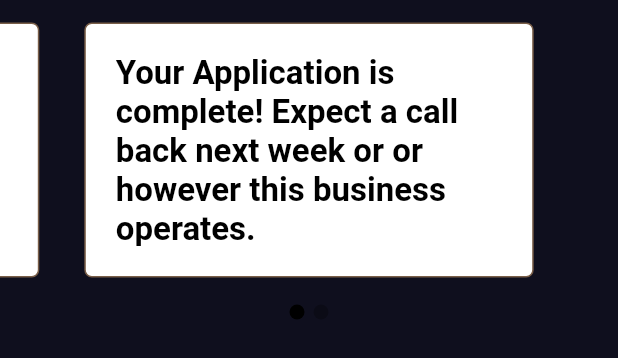
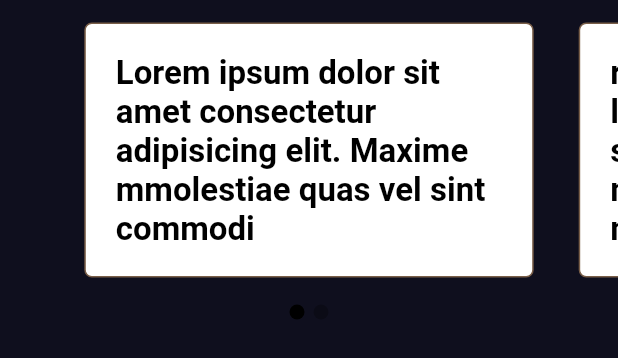
Before and after one commit to AlulaLeak/client-financing-application, a Flutter app: the PictureSlider widget shown alone on an empty page, opened directly, on a phone screen of 412 x 824 dp. Shown: the top 358 px of the screen. Run offline on Flutter 3.47's test engine with Material 2 defaults, Android fonts, the phone set to English and light mode, and no system bars; our stand-ins replace cloud_firestore, file_picker, firebase_auth, firebase_core, firebase_storage; missing offline and left inert: flutterfire_ui; accounts and stored records are empty; network calls fail; statements that could not run were skipped.

Commit message:
switched initial position of sliding cards

```diff
--- a/lib/scripts/scripts_homepage.dart
+++ b/lib/scripts/scripts_homepage.dart
@@ -1,19 +1,19 @@
 import 'package:flutter/material.dart';
 
 slider(images, pagePosition, active) {
-  double margin = active ? 10 : 20;
-
   return Container(
     padding: const EdgeInsets.all(20),
     margin: const EdgeInsets.all(15.0),
     decoration: BoxDecoration(
-      border: Border.all(color: Color.fromARGB(255, 121, 94, 72)),
+      border: Border.all(color: const Color.fromARGB(255, 121, 94, 72)),
       borderRadius: const BorderRadius.all(Radius.circular(5)),
       color: Colors.white,
     ),
-    child: const Text(
-        'Your Application is complete! Expect a call back next week or or however this business operates.',
-        style: TextStyle(
+    child: Text(
+        pagePosition == 1
+            ? 'repudiandae fuga? Ipsa laudantium molestias eos sapiente officiis modisapiente officiis modi.'
+            : 'Lorem ipsum dolor sit amet consectetur adipisicing elit. Maxime mmolestiae quas vel sint commodi',
+        style: const TextStyle(
           color: Colors.black,
           fontSize: 22,
           fontWeight: FontWeight.bold,
--- a/lib/widgets/client_homewidget/picture_slider.dart
+++ b/lib/widgets/client_homewidget/picture_slider.dart
@@ -16,7 +16,7 @@ class _PictureSliderState extends State<PictureSlider> {
   @override
   void initState() {
     super.initState();
-    _pageController = PageController(viewportFraction: 0.8, initialPage: 1);
+    _pageController = PageController(viewportFraction: 0.8, initialPage: 0);
   }
 
   @override
```
